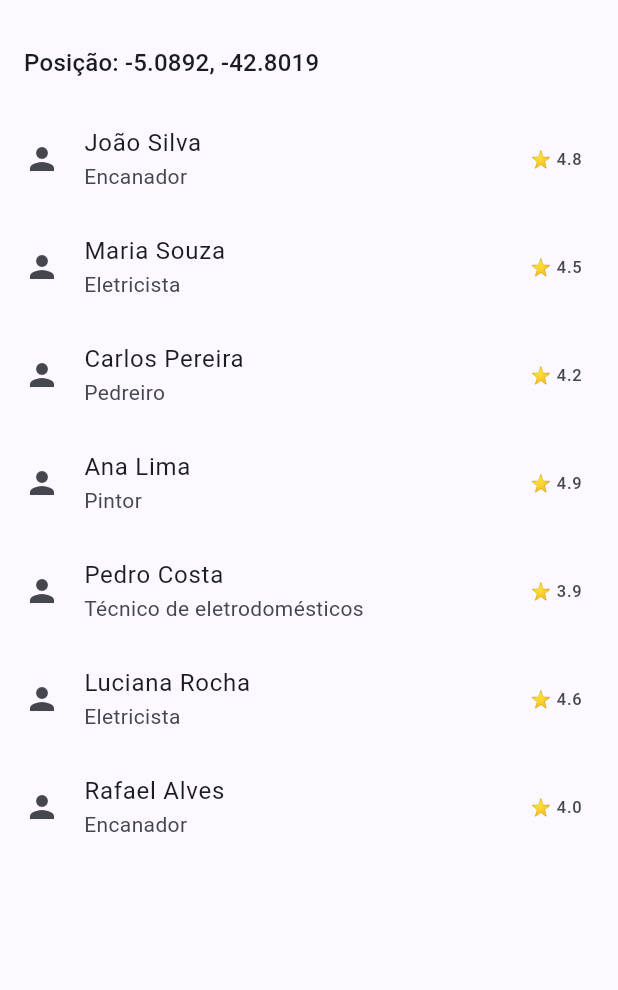
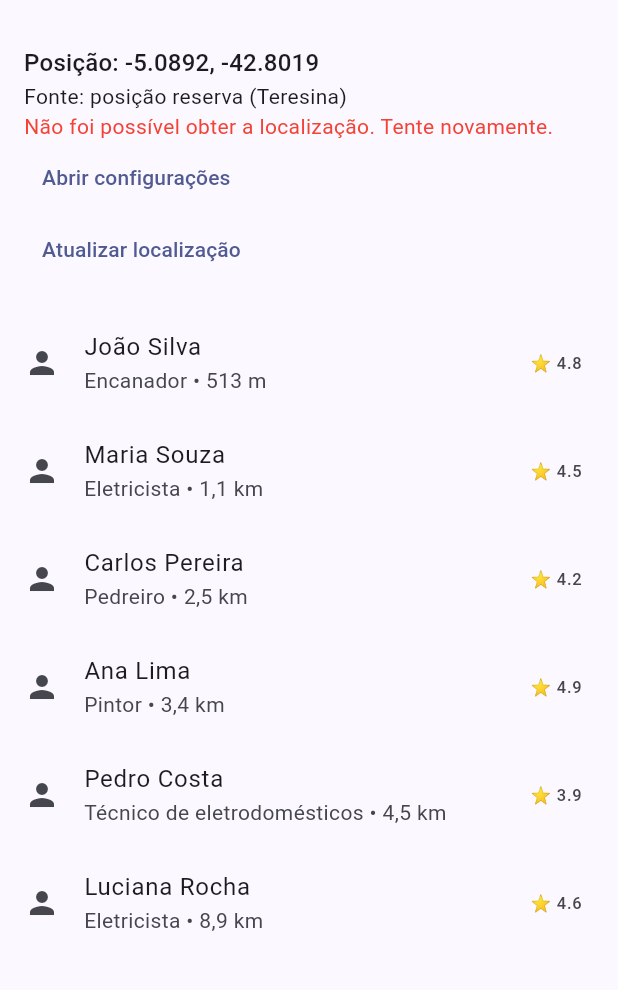
Before and after one commit to Lu1zFern4ndo/Resolveai, a Flutter app: the screen it shows after launch, on a phone screen of 412 x 824 dp, the part 63-1053 px from its top. Run offline on Flutter 3.47's test engine with Material 3 defaults, Android fonts, the phone set to English and light mode, and no system bars; our stand-ins replace geolocator.

Commit message:
Ligar LocationProvider ao GPS real

```diff
--- /dev/null
+++ b/lib/core/utils/distance_utils.dart
@@ -0,0 +1,34 @@
+import 'package:geolocator/geolocator.dart';
+import '../models/prestador.dart';
+
+class PrestadorComDistancia {
+  final Prestador prestador;
+  final double distanciaKm;
+  const PrestadorComDistancia(this.prestador, this.distanciaKm);
+
+
+  String get distanciaFormatada {
+    if (distanciaKm < 1) return '${(distanciaKm * 1000).round()} m';
+    return '${distanciaKm.toStringAsFixed(1).replaceAll('.', ',')} km';
+  }
+}
+
+double distanciaKm(double lat1, double lng1, double lat2, double lng2) =>
+    Geolocator.distanceBetween(lat1, lng1, lat2, lng2) / 1000;
+
+List<PrestadorComDistancia> filtrarProximos(
+    List<Prestador> todos, {
+      required double lat,
+      required double lng,
+      double raioKm = 10,
+    }) {
+  final lista = todos
+      .map((p) => PrestadorComDistancia(
+    p,
+    distanciaKm(lat, lng, p.lat, p.lng),
+  ))
+      .where((e) => e.distanciaKm <= raioKm)
+      .toList()
+    ..sort((a, b) => a.distanciaKm.compareTo(b.distanciaKm));
+  return lista;
+}
--- a/lib/main.dart
+++ b/lib/main.dart
@@ -33,12 +33,14 @@ class MyApp extends StatelessWidget {
   }
 }
 
+
 class TelaTeste extends StatelessWidget {
   const TelaTeste({super.key});
 
   @override
   Widget build(BuildContext context) {
     final loc = context.watch<LocationProvider>();
+    final proximos = loc.prestadoresProximos(prestadoresMock, raioKm: 10);
 
     return Scaffold(
       appBar: AppBar(title: const Text('ResolveAí - Teste')),
@@ -49,20 +51,42 @@ class TelaTeste extends StatelessWidget {
         children: [
           Padding(
             padding: const EdgeInsets.all(16),
-            child: Text(
-              'Posição: ${loc.lat}, ${loc.lng}',
-              style: Theme.of(context).textTheme.titleMedium,
+            child: Column(
+              crossAxisAlignment: CrossAxisAlignment.start,
+              children: [
+                Text(
+                  'Posição: ${loc.lat.toStringAsFixed(4)}, ${loc.lng.toStringAsFixed(4)}',
+                  style: Theme.of(context).textTheme.titleMedium,
+                ),
+                Text(loc.usandoGpsReal
+                    ? 'Fonte: GPS real'
+                    : 'Fonte: posição reserva (Teresina)'),
+                if (loc.erro != null) ...[
+                  Text(loc.erro!.mensagem,
+                      style: const TextStyle(color: Colors.red)),
+                  TextButton(
+                    onPressed: loc.abrirConfiguracoes,
+                    child: const Text('Abrir configurações'),
+                  ),
+                ],
+                TextButton(
+                  onPressed: loc.atualizar,
+                  child: const Text('Atualizar localização'),
+                ),
+              ],
             ),
           ),
           Expanded(
             child: ListView.builder(
-              itemCount: prestadoresMock.length,
+              itemCount: proximos.length,
               itemBuilder: (_, i) {
-                final p = prestadoresMock[i];
+                final p = proximos[i].prestador;
                 return ListTile(
                   leading: const Icon(Icons.person),
                   title: Text(p.nome),
-                  subtitle: Text(p.categoria.nome),
+                  subtitle: Text(
+                    '${p.categoria.nome} • ${proximos[i].distanciaFormatada}',
+                  ),
                   trailing: Text('⭐ ${p.avaliacao}'),
                 );
               },
--- a/lib/providers/location_provider.dart
+++ b/lib/providers/location_provider.dart
@@ -1,12 +1,23 @@
 import 'package:flutter/foundation.dart';
 import '../core/models/prestador.dart';
+import '../core/services/location_service.dart';
+import '../core/utils/distance_utils.dart';
 import '../core/utils/mock_data.dart';
 
 class LocationProvider extends ChangeNotifier {
+  final LocationService _service;
+
+  LocationProvider({LocationService? service})
+      : _service = service ?? LocationService();
+
   double lat = kLatTeresina;
   double lng = kLngTeresina;
-  String? erro;
   bool carregando = false;
+
+
+  LocalizacaoException? erro;
+
+  bool usandoGpsReal = false;
 
   Future<void> atualizar() async {
     carregando = true;
@@ -14,21 +25,31 @@ class LocationProvider extends ChangeNotifier {
     notifyListeners();
 
     try {
-      await Future.delayed(const Duration(milliseconds: 300));
+      final pos = await _service.getCurrentPosition();
+      lat = pos.latitude;
+      lng = pos.longitude;
+      usandoGpsReal = true;
+    } on LocalizacaoException catch (e) {
+      erro = e;
       lat = kLatTeresina;
       lng = kLngTeresina;
-    } catch (e) {
-      erro = e.toString();
+      usandoGpsReal = false;
     }
 
     carregando = false;
     notifyListeners();
   }
 
-  List<Prestador> prestadoresProximos(
+  Future<void> abrirConfiguracoes() {
+    if (erro?.tipo == TipoErroLocalizacao.gpsDesativado) {
+      return _service.abrirConfiguracoesGps();
+    }
+    return _service.abrirConfiguracoesApp();
+  }
+
+  List<PrestadorComDistancia> prestadoresProximos(
       List<Prestador> todos, {
         double raioKm = 10,
-      }) {
-    return todos;
-  }
+      }) =>
+      filtrarProximos(todos, lat: lat, lng: lng, raioKm: raioKm);
 }
```
